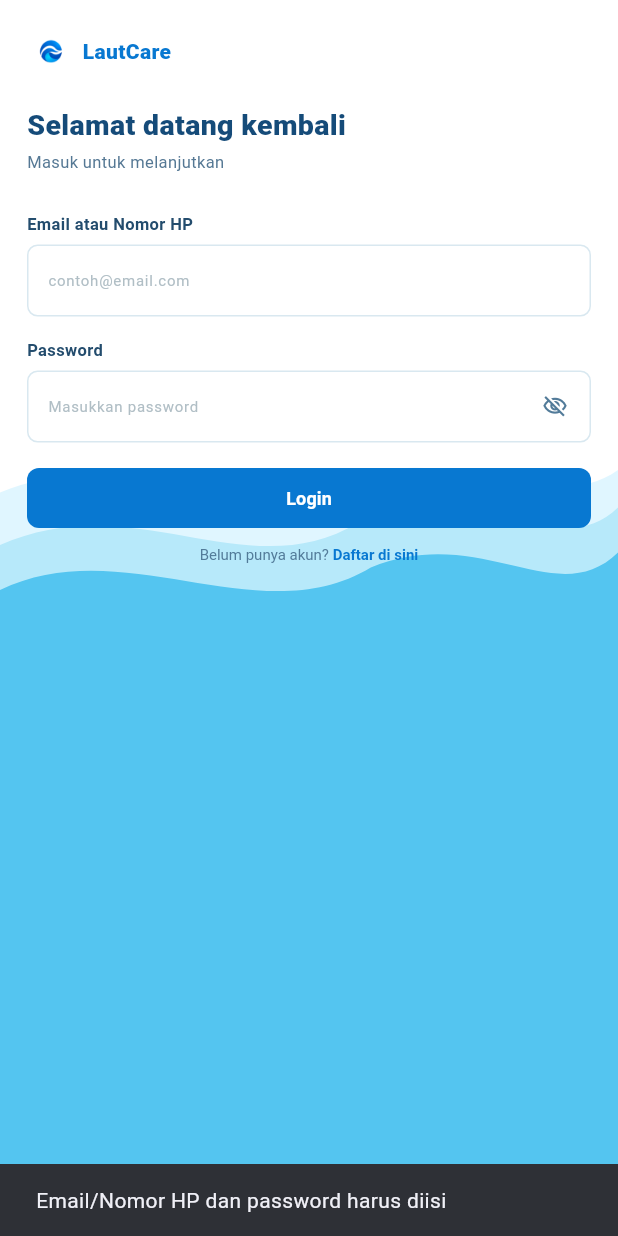
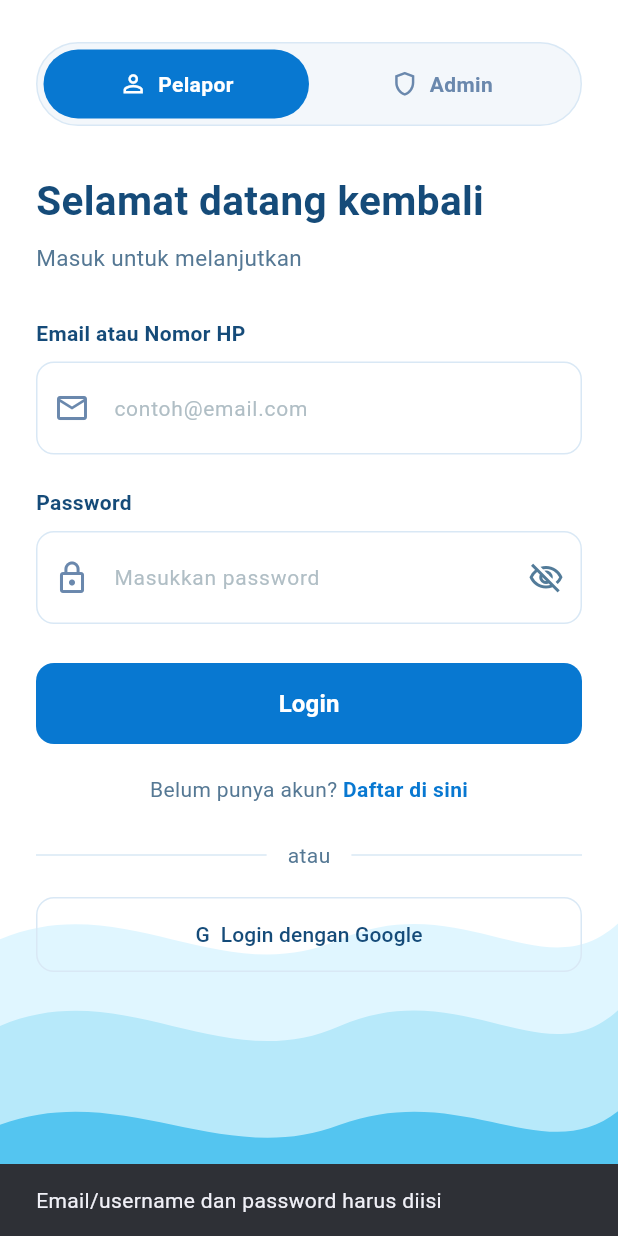
Before and after one commit to arfianti056-cloud/lautcare, a Flutter app: the screen it shows after launch, after a tap on "Login", on a phone screen of 412 x 824 dp. Run offline on Flutter 3.47's test engine with Material 3 defaults, Android fonts, the phone set to English and light mode, and no system bars.

Commit message:
Update LautCare login UI

```diff
--- a/lib/screens/login_screen.dart
+++ b/lib/screens/login_screen.dart
@@ -1,3 +1,4 @@
+
 import 'package:flutter/material.dart';
 
 class LoginScreen extends StatefulWidget {
@@ -8,11 +9,15 @@ class LoginScreen extends StatefulWidget {
 }
 
 class _LoginScreenState extends State<LoginScreen> {
-  final TextEditingController emailController = TextEditingController();
+  final emailController = TextEditingController();
+  final passwordController = TextEditingController();
 
-  final TextEditingController passwordController = TextEditingController();
+  bool isAdmin = false;
+  bool hidePassword = true;
 
-  bool hidePassword = true;
+  static const blue = Color(0xFF0878D1);
+  static const navy = Color(0xFF154B79);
+  static const lightBlue = Color(0xFFD9E8F5);
 
   @override
   void dispose() {
@@ -22,19 +27,20 @@ class _LoginScreenState extends State<LoginScreen> {
   }
 
   void login() {
-    final email = emailController.text.trim();
-    final password = passwordController.text;
-
-    if (email.isEmpty || password.isEmpty) {
+    if (emailController.text.trim().isEmpty ||
+        passwordController.text.isEmpty) {
       ScaffoldMessenger.of(context).showSnackBar(
         const SnackBar(
-          content: Text('Email/Nomor HP dan password harus diisi'),
+          content: Text('Email/username dan password harus diisi'),
         ),
       );
       return;
     }
 
-    Navigator.pushReplacementNamed(context, '/beranda');
+    Navigator.pushReplacementNamed(
+      context,
+      isAdmin ? '/admin' : '/beranda',
+    );
   }
 
   void register() {
@@ -43,354 +49,364 @@ class _LoginScreenState extends State<LoginScreen> {
 
   @override
   Widget build(BuildContext context) {
-
     return Scaffold(
-  backgroundColor: const Color(0xFF54C5F0),
+      backgroundColor: Colors.white,
       body: Stack(
         children: [
           Positioned.fill(
             child: CustomPaint(
-          painter: LoginBackgroundPainter(),
+              painter: LoginWavePainter(),
             ),
           ),
-
           SafeArea(
-            child: SingleChildScrollView(
-              padding: const EdgeInsets.fromLTRB(18, 18, 18, 80),
-              child: Column(
-                crossAxisAlignment: CrossAxisAlignment.start,
-                children: [
-                  // =================================================
-                  // LOGO + NAMA LAUTCARE
-                  // =================================================
-
-                  Row(
-                    children: [
-                      Image.asset(
-                        'assets/images/LautCare_Ocean_Wave_Logo-removebg-preview.png',
-                        width: 32,
-                        height: 32,
-                        fit: BoxFit.contain,
+            child: LayoutBuilder(
+              builder: (context, constraints) {
+                return SingleChildScrollView(
+                  padding: const EdgeInsets.fromLTRB(24, 28, 24, 190),
+                  child: Center(
+                    child: ConstrainedBox(
+                      constraints: const BoxConstraints(maxWidth: 650),
+                      child: _loginForm(),
                     ),
-                      const SizedBox(width: 5),
-                      const Text(
-                        'LautCare',
-                        style: TextStyle(
-                          fontSize: 14,
-                          fontWeight: FontWeight.w800,
-                          color: Color(0xFF0878D1),
+                  ),
+                );
+              },
             ),
           ),
         ],
       ),
+    );
+  }
 
-                  const SizedBox(height: 20),
-
-                  // =================================================
-                  // WELCOME
-                  // =================================================
-                  const Text(
-                    'Selamat datang kembali',
-                    style: TextStyle(
-                      fontSize: 19,
-                      fontWeight: FontWeight.w800,
-                      color: Color(0xFF154B79),
+  Widget _loginForm() {
+    return Column(
+      crossAxisAlignment: CrossAxisAlignment.start,
+      children: [
+        // Pilihan Pelapor dan Admin
+        Container(
+          padding: const EdgeInsets.all(4),
+          decoration: BoxDecoration(
+            color: const Color(0xFFF3F7FB),
+            borderRadius: BorderRadius.circular(30),
+            border: Border.all(color: lightBlue),
+          ),
+          child: Row(
+            children: [
+              _roleButton(
+                'Pelapor',
+                Icons.person_outline,
+                !isAdmin,
+                () => setState(() => isAdmin = false),
+              ),
+              _roleButton(
+                'Admin',
+                Icons.shield_outlined,
+                isAdmin,
+                () => setState(() => isAdmin = true),
+              ),
+            ],
           ),
         ),
 
-                  const SizedBox(height: 3),
+        const SizedBox(height: 30),
 
-                  const Text(
-                    'Masuk untuk melanjutkan',
-                    style: TextStyle(fontSize: 11, color: Color(0xFF557894)),
-                  ),
-
-                  const SizedBox(height: 25),
-
-                  // =================================================
-                  // EMAIL / NOMOR HP
-                  // =================================================
-                  const Text(
-                    'Email atau Nomor HP',
-                    style: TextStyle(
-                      fontSize: 11,
-                      fontWeight: FontWeight.w700,
-                      color: Color(0xFF234C6D),
+        Text(
+          isAdmin ? 'Login Admin' : 'Selamat datang kembali',
+          style: const TextStyle(
+            fontSize: 27,
+            fontWeight: FontWeight.bold,
+            color: navy,
           ),
         ),
 
-                  const SizedBox(height: 6),
+        const SizedBox(height: 8),
 
-                  TextField(
-                    controller: emailController,
-                    keyboardType: TextInputType.emailAddress,
-                    style: const TextStyle(fontSize: 11),
-                    decoration: InputDecoration(
-                      hintText: 'contoh@email.com',
-                      hintStyle: const TextStyle(
-                        fontSize: 10,
-                        color: Color(0xFFB0BEC5),
-                      ),
-                      contentPadding: const EdgeInsets.symmetric(
-                        horizontal: 10,
-                        vertical: 10,
-                      ),
-                      filled: true,
-                      fillColor: Colors.white,
-                      border: OutlineInputBorder(
-                        borderRadius: BorderRadius.circular(7),
-                        borderSide: const BorderSide(color: Color(0xFFD9E8F0)),
-                      ),
-                      enabledBorder: OutlineInputBorder(
-                        borderRadius: BorderRadius.circular(7),
-                        borderSide: const BorderSide(color: Color(0xFFD9E8F0)),
-                      ),
-                      focusedBorder: OutlineInputBorder(
-                        borderRadius: BorderRadius.circular(7),
-                        borderSide: const BorderSide(color: Color(0xFF0878D1)),
-                      ),
+        Text(
+          isAdmin
+              ? 'Masuk untuk mengakses panel admin LautCare'
+              : 'Masuk untuk melanjutkan',
+          style: const TextStyle(
+            fontSize: 15,
+            color: Color(0xFF557894),
           ),
         ),
 
-                  const SizedBox(height: 14),
+        const SizedBox(height: 30),
 
-                  // =================================================
-                  // PASSWORD
-                  // =================================================
-                  const Text(
-                    'Password',
-                    style: TextStyle(
-                      fontSize: 11,
-                      fontWeight: FontWeight.w700,
-                      color: Color(0xFF234C6D),
-                    ),
+        _label(isAdmin ? 'Username atau Email' : 'Email atau Nomor HP'),
+        const SizedBox(height: 9),
+
+        _input(
+          controller: emailController,
+          hint: isAdmin ? 'Masukkan username atau email' : 'contoh@email.com',
+          icon: isAdmin ? Icons.person_outline : Icons.mail_outline,
         ),
 
-                  const SizedBox(height: 6),
+        const SizedBox(height: 22),
 
-                  TextField(
+        _label('Password'),
+        const SizedBox(height: 9),
+
+        _input(
           controller: passwordController,
-                    obscureText: hidePassword,
-                    style: const TextStyle(fontSize: 11),
-                    decoration: InputDecoration(
-                      hintText: 'Masukkan password',
-                      hintStyle: const TextStyle(
-                        fontSize: 10,
-                        color: Color(0xFFB0BEC5),
-                      ),
-                      suffixIcon: IconButton(
-                        onPressed: () {
-                          setState(() {
-                            hidePassword = !hidePassword;
-                          });
-                        },
-                        icon: Icon(
-                          hidePassword
-                              ? Icons.visibility_off_outlined
-                              : Icons.visibility_outlined,
-                          size: 17,
-                          color: const Color(0xFF527B99),
-                        ),
-                      ),
-                      contentPadding: const EdgeInsets.symmetric(
-                        horizontal: 10,
-                        vertical: 10,
-                      ),
-                      filled: true,
-                      fillColor: Colors.white,
-                      border: OutlineInputBorder(
-                        borderRadius: BorderRadius.circular(7),
-                        borderSide: const BorderSide(color: Color(0xFFD9E8F0)),
-                      ),
-                      enabledBorder: OutlineInputBorder(
-                        borderRadius: BorderRadius.circular(7),
-                        borderSide: const BorderSide(color: Color(0xFFD9E8F0)),
-                      ),
-                      focusedBorder: OutlineInputBorder(
-                        borderRadius: BorderRadius.circular(7),
-                        borderSide: const BorderSide(color: Color(0xFF0878D1)),
-                      ),
-                    ),
+          hint: 'Masukkan password',
+          icon: Icons.lock_outline,
+          password: true,
         ),
 
-                  const SizedBox(height: 17),
+        const SizedBox(height: 26),
 
-                  // =================================================
-                  // LOGIN BUTTON
-                  // =================================================
         SizedBox(
           width: double.infinity,
-                    height: 40,
+          height: 54,
           child: ElevatedButton(
             onPressed: login,
             style: ElevatedButton.styleFrom(
-                        backgroundColor: const Color(0xFF0878D1),
+              backgroundColor: blue,
               foregroundColor: Colors.white,
               elevation: 0,
               shape: RoundedRectangleBorder(
-                          borderRadius: BorderRadius.circular(8),
+                borderRadius: BorderRadius.circular(12),
               ),
             ),
             child: const Text(
               'Login',
               style: TextStyle(
-                          fontSize: 12,
-                          fontWeight: FontWeight.w700,
+                fontSize: 16,
+                fontWeight: FontWeight.bold,
               ),
             ),
           ),
         ),
 
-                  const SizedBox(height: 12),
+        if (!isAdmin) ...[
+          const SizedBox(height: 20),
 
-                  // =================================================
-                  // REGISTER
-                  // =================================================
           Center(
-                    child: GestureDetector(
+            child: Wrap(
+              alignment: WrapAlignment.center,
+              children: [
+                const Text(
+                  'Belum punya akun? ',
+                  style: TextStyle(color: Color(0xFF557894)),
+                ),
+                GestureDetector(
                   onTap: register,
-                      child: RichText(
-                        text: const TextSpan(
-                          children: [
-                            TextSpan(
-                              text: 'Belum punya akun? ',
+                  child: const Text(
+                    'Daftar di sini',
                     style: TextStyle(
-                                fontSize: 10,
-                                color: Color(0xFF527B99),
+                      color: blue,
+                      fontWeight: FontWeight.bold,
                     ),
                   ),
-                            TextSpan(
-                              text: 'Daftar di sini',
+                ),
+              ],
+            ),
+          ),
+
+          const SizedBox(height: 24),
+
+          const Row(
+            children: [
+              Expanded(child: Divider(color: lightBlue)),
+              Padding(
+                padding: EdgeInsets.symmetric(horizontal: 14),
+                child: Text(
+                  'atau',
+                  style: TextStyle(color: Color(0xFF557894)),
+                ),
+              ),
+              Expanded(child: Divider(color: lightBlue)),
+            ],
+          ),
+
+          const SizedBox(height: 18),
+
+          SizedBox(
+            width: double.infinity,
+            height: 50,
+            child: OutlinedButton(
+              onPressed: () {
+                ScaffoldMessenger.of(context).showSnackBar(
+                  const SnackBar(
+                    content: Text(
+                      'Login Google belum diintegrasikan.',
+                    ),
+                  ),
+                );
+              },
+              style: OutlinedButton.styleFrom(
+                foregroundColor: navy,
+                side: const BorderSide(color: lightBlue),
+                shape: RoundedRectangleBorder(
+                  borderRadius: BorderRadius.circular(12),
+                ),
+              ),
+              child: const Text('G  Login dengan Google'),
+            ),
+          ),
+        ] else ...[
+          const SizedBox(height: 24),
+          const Center(
+            child: Text(
+              'Khusus untuk admin LautCare',
               style: TextStyle(
-                                fontSize: 10,
-                                fontWeight: FontWeight.w700,
-                                color: Color(0xFF0878D1),
+                fontSize: 12,
+                color: Color(0xFF557894),
+              ),
+            ),
+          ),
+        ],
+      ],
+    );
+  }
+
+  Widget _roleButton(
+    String title,
+    IconData icon,
+    bool selected,
+    VoidCallback onTap,
+  ) {
+    return Expanded(
+      child: GestureDetector(
+        onTap: onTap,
+        child: AnimatedContainer(
+          duration: const Duration(milliseconds: 200),
+          padding: const EdgeInsets.symmetric(vertical: 13),
+          decoration: BoxDecoration(
+            color: selected ? blue : Colors.transparent,
+            borderRadius: BorderRadius.circular(26),
+          ),
+          child: Row(
+            mainAxisAlignment: MainAxisAlignment.center,
+            children: [
+              Icon(
+                icon,
+                size: 19,
+                color: selected ? Colors.white : const Color(0xFF6A88AD),
+              ),
+              const SizedBox(width: 7),
+              Text(
+                title,
+                style: TextStyle(
+                  fontWeight: FontWeight.bold,
+                  color: selected ? Colors.white : const Color(0xFF6A88AD),
                 ),
               ),
             ],
           ),
         ),
       ),
+    );
+  }
+
+  Widget _label(String text) {
+    return Text(
+      text,
+      style: const TextStyle(
+        fontSize: 14,
+        fontWeight: FontWeight.w600,
+        color: navy,
       ),
-                ],
+    );
+  }
+
+  Widget _input({
+    required TextEditingController controller,
+    required String hint,
+    required IconData icon,
+    bool password = false,
+  }) {
+    return TextField(
+      controller: controller,
+      obscureText: password && hidePassword,
+      keyboardType: password
+          ? TextInputType.text
+          : TextInputType.emailAddress,
+      decoration: InputDecoration(
+        hintText: hint,
+        hintStyle: const TextStyle(
+          fontSize: 14,
+          color: Color(0xFFB0BEC5),
         ),
+        prefixIcon: Icon(icon, color: const Color(0xFF6A88AD)),
+        suffixIcon: password
+            ? IconButton(
+                onPressed: () {
+                  setState(() => hidePassword = !hidePassword);
+                },
+                icon: Icon(
+                  hidePassword
+                      ? Icons.visibility_off_outlined
+                      : Icons.visibility_outlined,
+                  color: const Color(0xFF527B99),
                 ),
+              )
+            : null,
+        filled: true,
+        fillColor: Colors.white,
+        contentPadding: const EdgeInsets.symmetric(
+          horizontal: 16,
+          vertical: 19,
         ),
-        ],
+        enabledBorder: OutlineInputBorder(
+          borderRadius: BorderRadius.circular(12),
+          borderSide: const BorderSide(color: lightBlue),
+        ),
+        focusedBorder: OutlineInputBorder(
+          borderRadius: BorderRadius.circular(12),
+          borderSide: const BorderSide(color: blue, width: 1.5),
+        ),
       ),
     );
   }
 }
 
-// =============================================================
-// BACKGROUND LOGIN
-// =============================================================
-
-class LoginBackgroundPainter extends CustomPainter {
+class LoginWavePainter extends CustomPainter {
   @override
   void paint(Canvas canvas, Size size) {
-    final backgroundPaint = Paint()..color = Colors.white;
+    void drawWave(double start, double amplitude, Color color) {
+      final path = Path()..moveTo(0, start);
 
-    canvas.drawRect(
-      Rect.fromLTWH(0, 0, size.width, size.height),
-      backgroundPaint,
+      path.cubicTo(
+        size.width * 0.20, start - amplitude,
+        size.width * 0.36, start + amplitude,
+        size.width * 0.55, start,
       );
 
-    final wave1 = Paint()..color = const Color(0xFFE0F6FF);
-
-    final path1 = Path();
-
-    final waveTop = size.height * 0.72;
-
-    path1.moveTo(0, waveTop);
-
-    path1.cubicTo(
-      size.width * 0.20,
-      waveTop - 35,
-      size.width * 0.38,
-      waveTop + 30,
-      size.width * 0.55,
-      waveTop - 5,
+      path.cubicTo(
+        size.width * 0.75, start - amplitude,
+        size.width * 0.88, start + amplitude,
+        size.width, start - amplitude * 0.3,
       );
 
-    path1.cubicTo(
-      size.width * 0.72,
-      waveTop - 40,
-      size.width * 0.88,
-      waveTop + 20,
-      size.width,
-      waveTop - 15,
+      path
+        ..lineTo(size.width, size.height)
+        ..lineTo(0, size.height)
+        ..close();
+
+      canvas.drawPath(path, Paint()..color = color);
+    }
+
+    drawWave(
+      size.height * 0.76,
+      35,
+      const Color(0xFFE0F6FF),
     );
 
-    path1.lineTo(size.width, size.height);
-    path1.lineTo(0, size.height);
-    path1.close();
-
-    canvas.drawPath(path1, wave1);
-
-    final wave2 = Paint()..color = const Color(0xFFB7E9FA);
-
-    final path2 = Path();
-
-    path2.moveTo(0, waveTop + 35);
-
-    path2.cubicTo(
-      size.width * 0.22,
-      waveTop - 5,
-      size.width * 0.40,
-      waveTop + 65,
-      size.width * 0.58,
-      waveTop + 20,
+    drawWave(
+      size.height * 0.83,
+      35,
+      const Color(0xFFB7E9FA),
     );
 
-    path2.cubicTo(
-      size.width * 0.78,
-      waveTop - 15,
-      size.width * 0.90,
-      waveTop + 50,
-      size.width,
-      waveTop + 10,
+    drawWave(
+      size.height * 0.91,
+      30,
+      const Color(0xFF54C5F0),
     );
-
-    path2.lineTo(size.width, size.height);
-    path2.lineTo(0, size.height);
-    path2.close();
-
-    canvas.drawPath(path2, wave2);
-
-    final wave3 = Paint()..color = const Color(0xFF54C5F0);
-
-    final path3 = Path();
-
-    path3.moveTo(0, waveTop + 65);
-
-    path3.cubicTo(
-      size.width * 0.20,
-      waveTop + 25,
-      size.width * 0.42,
-      waveTop + 95,
-      size.width * 0.60,
-      waveTop + 50,
-    );
-
-    path3.cubicTo(
-      size.width * 0.78,
-      waveTop + 20,
-      size.width * 0.90,
-      waveTop + 80,
-      size.width,
-      waveTop + 40,
-    );
-
-    path3.lineTo(size.width, size.height);
-    path3.lineTo(0, size.height);
-    path3.close();
-
-    canvas.drawPath(path3, wave3);
   }
 
   @override
-  bool shouldRepaint(covariant CustomPainter oldDelegate) {
-    return false;
+  bool shouldRepaint(covariant LoginWavePainter oldDelegate) => false;
 }
-}
```
Lines whose indentation alone changed are shown as unchanged.
